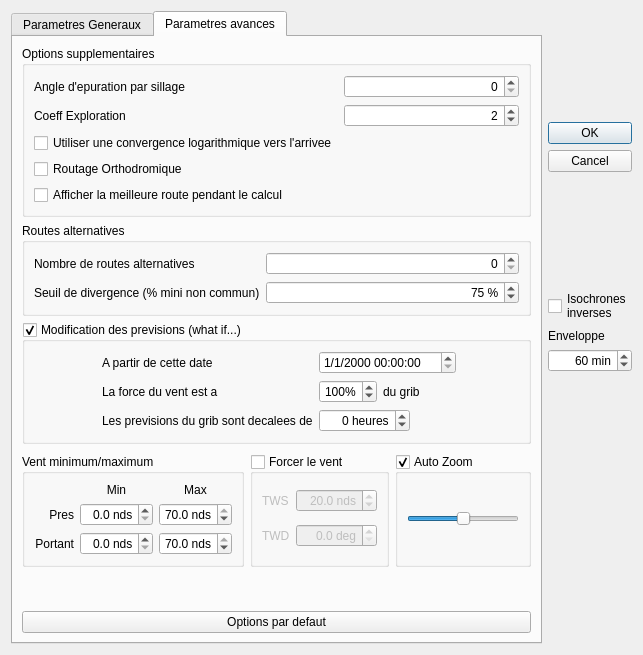
Above: src/Ui/Routage_Editor.ui from nohal/qtVlm before the change. Below: the same form after it.
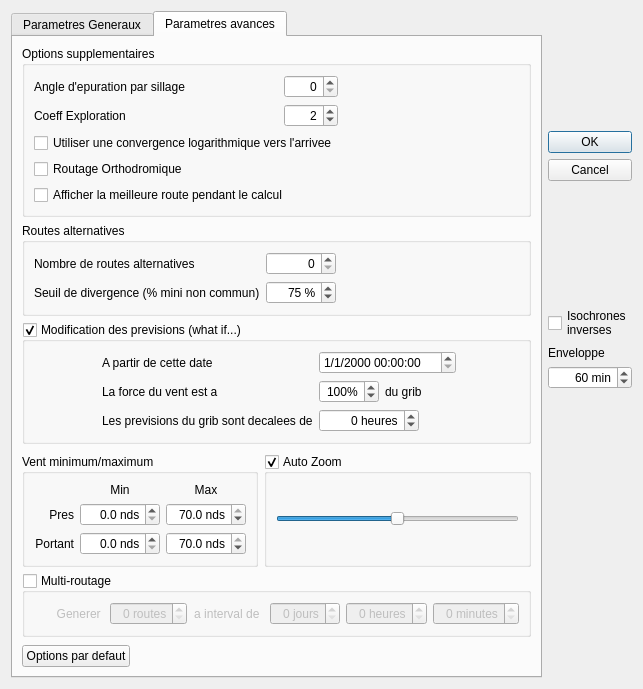
That is the form after the change. The open tabs and pages were chosen to show the change.

Diff of the .ui file:
```diff
--- a/src/Ui/Routage_Editor.ui
+++ b/src/Ui/Routage_Editor.ui
@@ -7,7 +7,7 @@
     <x>0</x>
     <y>0</y>
     <width>643</width>
-    <height>655</height>
+    <height>662</height>
    </rect>
   </property>
   <property name="sizePolicy">
@@ -529,19 +529,46 @@
          <property name="title">
           <string>Options supplementaires</string>
          </property>
-         <layout class="QFormLayout" name="formLayout">
-          <property name="formAlignment">
-           <set>Qt::AlignHCenter|Qt::AlignTop</set>
-          </property>
-          <item row="0" column="0">
-           <widget class="QLabel" name="label_7">
-            <property name="text">
-             <string>Angle d'epuration par sillage</string>
+         <layout class="QGridLayout" name="gridLayout_5">
+          <item row="1" column="2">
+           <widget class="QSpinBox" name="explo">
+            <property name="alignment">
+             <set>Qt::AlignRight|Qt::AlignTrailing|Qt::AlignVCenter</set>
+            </property>
+            <property name="suffix">
+             <string/>
+            </property>
+            <property name="prefix">
+             <string/>
+            </property>
+            <property name="minimum">
+             <number>0</number>
+            </property>
+            <property name="maximum">
+             <number>1000</number>
+            </property>
+            <property name="singleStep">
+             <number>1</number>
+            </property>
+            <property name="value">
+             <number>2</number>
             </property>
            </widget>
           </item>
-          <item row="0" column="1">
+          <item row="0" column="2">
            <widget class="QSpinBox" name="pruneWakeAngle">
+            <property name="sizePolicy">
+             <sizepolicy hsizetype="Minimum" vsizetype="Fixed">
+              <horstretch>0</horstretch>
+              <verstretch>0</verstretch>
+             </sizepolicy>
+            </property>
+            <property name="minimumSize">
+             <size>
+              <width>50</width>
+              <height>0</height>
+             </size>
+            </property>
             <property name="toolTip">
              <string/>
             </property>
@@ -553,6 +580,53 @@
             </property>
            </widget>
           </item>
+          <item row="1" column="4">
+           <spacer name="horizontalSpacer_3">
+            <property name="orientation">
+             <enum>Qt::Horizontal</enum>
+            </property>
+            <property name="sizeHint" stdset="0">
+             <size>
+              <width>125</width>
+              <height>20</height>
+             </size>
+            </property>
+           </spacer>
+          </item>
+          <item row="0" column="4">
+           <spacer name="horizontalSpacer_2">
+            <property name="orientation">
+             <enum>Qt::Horizontal</enum>
+            </property>
+            <property name="sizeHint" stdset="0">
+             <size>
+              <width>301</width>
+              <height>20</height>
+             </size>
+            </property>
+           </spacer>
+          </item>
+          <item row="0" column="0">
+           <widget class="QLabel" name="label_7">
+            <property name="text">
+             <string>Angle d'epuration par sillage</string>
+            </property>
+           </widget>
+          </item>
+          <item row="2" column="0" colspan="3">
+           <widget class="QCheckBox" name="log">
+            <property name="text">
+             <string>Utiliser une convergence logarithmique vers l'arrivee</string>
+            </property>
+           </widget>
+          </item>
+          <item row="4" column="0" colspan="3">
+           <widget class="QCheckBox" name="showBestLive">
+            <property name="text">
+             <string>Afficher la meilleure route pendant le calcul</string>
+            </property>
+           </widget>
+          </item>
           <item row="1" column="0">
            <widget class="QLabel" name="label_13">
             <property name="text">
@@ -560,31 +634,6 @@
             </property>
            </widget>
           </item>
-          <item row="1" column="1">
-           <widget class="QSpinBox" name="explo">
-            <property name="alignment">
-             <set>Qt::AlignRight|Qt::AlignTrailing|Qt::AlignVCenter</set>
-            </property>
-            <property name="suffix">
-             <string/>
-            </property>
-            <property name="prefix">
-             <string/>
-            </property>
-            <property name="minimum">
-             <number>0</number>
-            </property>
-            <property name="maximum">
-             <number>1000</number>
-            </property>
-            <property name="singleStep">
-             <number>1</number>
-            </property>
-            <property name="value">
-             <number>2</number>
-            </property>
-           </widget>
-          </item>
           <item row="3" column="0">
            <widget class="QCheckBox" name="RoutageOrtho">
             <property name="text">
@@ -592,19 +641,18 @@
             </property>
            </widget>
           </item>
-          <item row="2" column="0">
-           <widget class="QCheckBox" name="log">
-            <property name="text">
-             <string>Utiliser une convergence logarithmique vers l'arrivee</string>
+          <item row="0" column="1">
+           <spacer name="horizontalSpacer_6">
+            <property name="orientation">
+             <enum>Qt::Horizontal</enum>
             </property>
-           </widget>
-          </item>
-          <item row="4" column="0">
-           <widget class="QCheckBox" name="showBestLive">
-            <property name="text">
-             <string>Afficher la meilleure route pendant le calcul</string>
+            <property name="sizeHint" stdset="0">
+             <size>
+              <width>40</width>
+              <height>20</height>
+             </size>
             </property>
-           </widget>
+           </spacer>
           </item>
          </layout>
         </widget>
@@ -614,10 +662,7 @@
          <property name="title">
           <string>Routes alternatives</string>
          </property>
-         <layout class="QFormLayout" name="formLayout_2">
-          <property name="fieldGrowthPolicy">
-           <enum>QFormLayout::AllNonFixedFieldsGrow</enum>
-          </property>
+         <layout class="QGridLayout" name="gridLayout_6">
           <item row="0" column="0">
            <widget class="QLabel" name="label_18">
             <property name="text">
@@ -627,6 +672,12 @@
           </item>
           <item row="0" column="1">
            <widget class="QSpinBox" name="nbAlter">
+            <property name="minimumSize">
+             <size>
+              <width>70</width>
+              <height>0</height>
+             </size>
+            </property>
             <property name="alignment">
              <set>Qt::AlignRight|Qt::AlignTrailing|Qt::AlignVCenter</set>
             </property>
@@ -641,6 +692,19 @@
             </property>
            </widget>
           </item>
+          <item row="0" column="2">
+           <spacer name="horizontalSpacer_4">
+            <property name="orientation">
+             <enum>Qt::Horizontal</enum>
+            </property>
+            <property name="sizeHint" stdset="0">
+             <size>
+              <width>213</width>
+              <height>20</height>
+             </size>
+            </property>
+           </spacer>
+          </item>
           <item row="1" column="0">
            <widget class="QLabel" name="label_19">
             <property name="text">
@@ -667,6 +731,19 @@
             </property>
            </widget>
           </item>
+          <item row="1" column="2">
+           <spacer name="horizontalSpacer_5">
+            <property name="orientation">
+             <enum>Qt::Horizontal</enum>
+            </property>
+            <property name="sizeHint" stdset="0">
+             <size>
+              <width>213</width>
+              <height>20</height>
+             </size>
+            </property>
+           </spacer>
+          </item>
          </layout>
         </widget>
        </item>
@@ -722,6 +799,12 @@
               <property name="enabled">
                <bool>true</bool>
               </property>
+              <property name="minimumSize">
+               <size>
+                <width>60</width>
+                <height>0</height>
+               </size>
+              </property>
               <property name="alignment">
                <set>Qt::AlignRight|Qt::AlignTrailing|Qt::AlignVCenter</set>
               </property>
@@ -760,6 +843,12 @@
             <property name="enabled">
              <bool>true</bool>
             </property>
+            <property name="minimumSize">
+             <size>
+              <width>100</width>
+              <height>0</height>
+             </size>
+            </property>
             <property name="alignment">
              <set>Qt::AlignRight|Qt::AlignTrailing|Qt::AlignVCenter</set>
             </property>
@@ -778,7 +867,7 @@
         </widget>
        </item>
        <item>
-        <layout class="QHBoxLayout" name="horizontalLayout_3" stretch="0,0,0">
+        <layout class="QHBoxLayout" name="horizontalLayout_3" stretch="0,0">
          <property name="topMargin">
           <number>4</number>
          </property>
@@ -837,6 +926,12 @@
               <property name="enabled">
                <bool>true</bool>
               </property>
+              <property name="minimumSize">
+               <size>
+                <width>80</width>
+                <height>0</height>
+               </size>
+              </property>
               <property name="alignment">
                <set>Qt::AlignRight|Qt::AlignTrailing|Qt::AlignVCenter</set>
               </property>
@@ -899,6 +994,12 @@
               <property name="enabled">
                <bool>true</bool>
               </property>
+              <property name="minimumSize">
+               <size>
+                <width>80</width>
+                <height>0</height>
+               </size>
+              </property>
               <property name="alignment">
                <set>Qt::AlignRight|Qt::AlignTrailing|Qt::AlignVCenter</set>
               </property>
@@ -919,79 +1020,6 @@
            </layout>
           </widget>
          </item>
-         <item>
-          <widget class="QGroupBox" name="windForced">
-           <property name="title">
-            <string>Forcer le vent</string>
-           </property>
-           <property name="checkable">
-            <bool>true</bool>
-           </property>
-           <property name="checked">
-            <bool>false</bool>
-           </property>
-           <layout class="QGridLayout" name="gridLayout_5">
-            <item row="0" column="0">
-             <widget class="QLabel" name="label_4">
-              <property name="text">
-               <string>TWS</string>
-              </property>
-             </widget>
-            </item>
-            <item row="1" column="0">
-             <widget class="QLabel" name="label_5">
-              <property name="text">
-               <string>TWD</string>
-              </property>
-             </widget>
-            </item>
-            <item row="1" column="1">
-             <widget class="QDoubleSpinBox" name="TWD">
-              <property name="enabled">
-               <bool>false</bool>
-              </property>
-              <property name="alignment">
-               <set>Qt::AlignRight|Qt::AlignTrailing|Qt::AlignVCenter</set>
-              </property>
-              <property name="suffix">
-               <string extracomment="deg"> deg</string>
-              </property>
-              <property name="decimals">
-               <number>1</number>
-              </property>
-              <property name="maximum">
-               <double>360.000000000000000</double>
-              </property>
-              <property name="value">
-               <double>0.000000000000000</double>
-              </property>
-             </widget>
-            </item>
-            <item row="0" column="1">
-             <widget class="QDoubleSpinBox" name="TWS">
-              <property name="enabled">
-               <bool>false</bool>
-              </property>
-              <property name="alignment">
-               <set>Qt::AlignRight|Qt::AlignTrailing|Qt::AlignVCenter</set>
-              </property>
-              <property name="suffix">
-               <string extracomment="nds"> nds</string>
-              </property>
-              <property name="decimals">
-               <number>1</number>
-              </property>
-              <property name="maximum">
-               <double>60.000000000000000</double>
-              </property>
-              <property name="value">
-               <double>20.000000000000000</double>
-              </property>
-             </widget>
-            </item>
-           </layout>
-          </widget>
-         </item>
          <item>
           <widget class="QGroupBox" name="autoZoom">
            <property name="title">
@@ -1035,6 +1063,108 @@
          </item>
         </layout>
        </item>
+       <item>
+        <widget class="QGroupBox" name="multi_routage">
+         <property name="minimumSize">
+          <size>
+           <width>0</width>
+           <height>0</height>
+          </size>
+         </property>
+         <property name="title">
+          <string>Multi-routage</string>
+         </property>
+         <property name="checkable">
+          <bool>true</bool>
+         </property>
+         <property name="checked">
+          <bool>false</bool>
+         </property>
+         <layout class="QHBoxLayout" name="horizontalLayout_6">
+          <item>
+           <widget class="QLabel" name="label_4">
+            <property name="text">
+             <string>Generer </string>
+            </property>
+            <property name="alignment">
+             <set>Qt::AlignRight|Qt::AlignTrailing|Qt::AlignVCenter</set>
+            </property>
+           </widget>
+          </item>
+          <item>
+           <widget class="QSpinBox" name="multi_nb">
+            <property name="alignment">
+             <set>Qt::AlignRight|Qt::AlignTrailing|Qt::AlignVCenter</set>
+            </property>
+            <property name="suffix">
+             <string> routes</string>
+            </property>
+           </widget>
+          </item>
+          <item>
+           <widget class="QLabel" name="label_5">
+            <property name="text">
+             <string>a interval de </string>
+            </property>
+            <property name="alignment">
+             <set>Qt::AlignCenter</set>
+            </property>
+           </widget>
+          </item>
+          <item>
+           <widget class="QSpinBox" name="multi_days">
+            <property name="alignment">
+             <set>Qt::AlignRight|Qt::AlignTrailing|Qt::AlignVCenter</set>
+            </property>
+            <property name="suffix">
+             <string> jours</string>
+            </property>
+            <property name="maximum">
+             <number>20</number>
+            </property>
+           </widget>
+          </item>
+          <item>
+           <widget class="QSpinBox" name="multi_hours">
+            <property name="alignment">
+             <set>Qt::AlignRight|Qt::AlignTrailing|Qt::AlignVCenter</set>
+            </property>
+            <property name="suffix">
+             <string> heures</string>
+            </property>
+            <property name="prefix">
+             <string/>
+            </property>
+            <property name="maximum">
+             <number>23</number>
+            </property>
+           </widget>
+          </item>
+          <item>
+           <widget class="QSpinBox" name="multi_min">
+            <property name="alignment">
+             <set>Qt::AlignRight|Qt::AlignTrailing|Qt::AlignVCenter</set>
+            </property>
+            <property name="suffix">
+             <string> minutes</string>
+            </property>
+            <property name="minimum">
+             <number>0</number>
+            </property>
+            <property name="maximum">
+             <number>59</number>
+            </property>
+            <property name="singleStep">
+             <number>1</number>
+            </property>
+            <property name="value">
+             <number>0</number>
+            </property>
+           </widget>
+          </item>
+         </layout>
+        </widget>
+       </item>
        <item>
         <spacer name="verticalSpacer_5">
          <property name="orientation">
@@ -1049,11 +1179,28 @@
         </spacer>
        </item>
        <item>
-        <widget class="QPushButton" name="Default">
-         <property name="text">
-          <string>Options par defaut</string>
-         </property>
-        </widget>
+        <layout class="QHBoxLayout" name="horizontalLayout_7">
+         <item>
+          <widget class="QPushButton" name="Default">
+           <property name="text">
+            <string>Options par defaut</string>
+           </property>
+          </widget>
+         </item>
+         <item>
+          <spacer name="horizontalSpacer">
+           <property name="orientation">
+            <enum>Qt::Horizontal</enum>
+           </property>
+           <property name="sizeHint" stdset="0">
+            <size>
+             <width>40</width>
+             <height>20</height>
+            </size>
+           </property>
+          </spacer>
+         </item>
+        </layout>
        </item>
       </layout>
      </widget>
```
Left out of the diff: 20 changed lines with no effect on the pictures.
